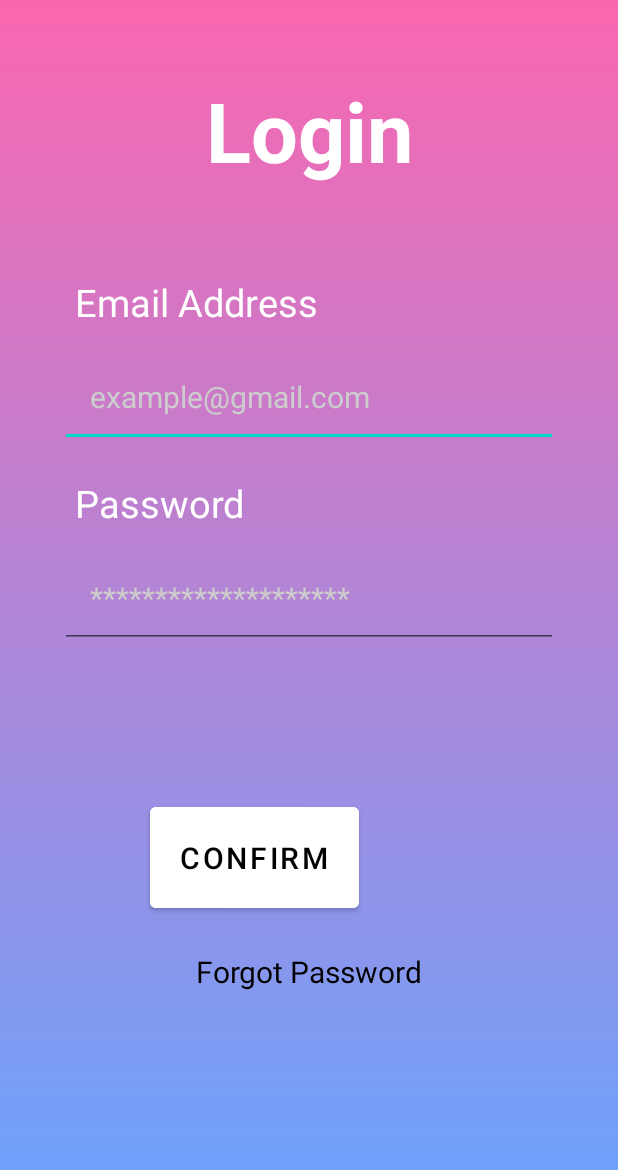
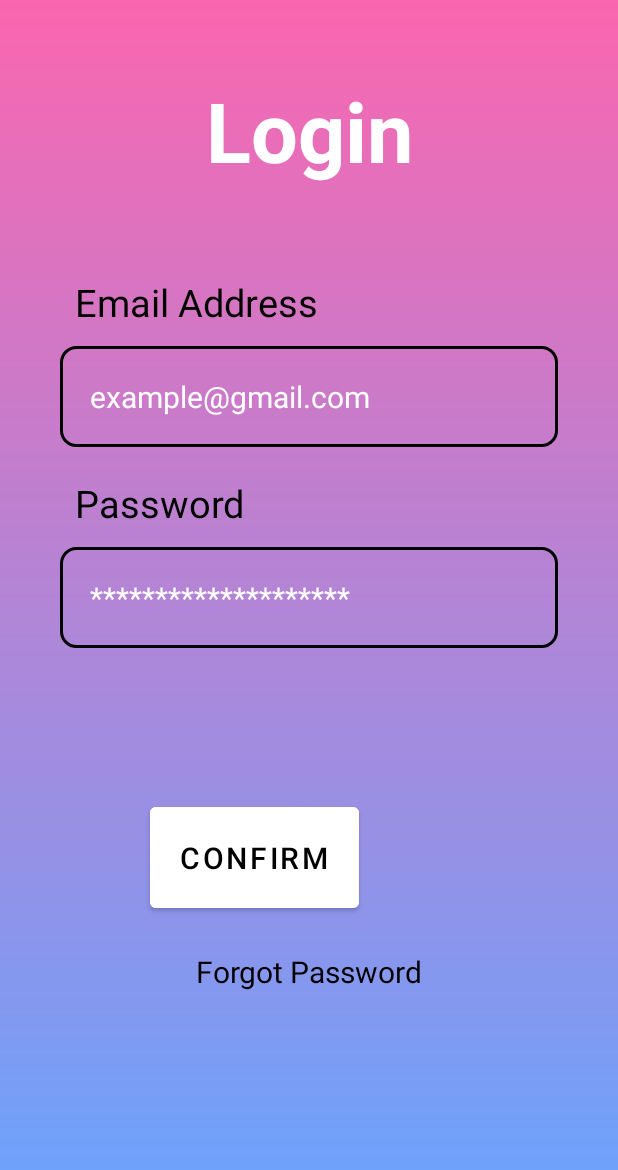
Before and after one commit to LucyZachos/The-Sustainable-Spoonful, an Android app: the LoginActivity screen opened directly, with no data from a screen before it, on a phone screen of 412 x 824 dp. Shown: the top 1170 px of the screen. Run offline under Robolectric (Android 15) with nearby library versions, the phone set to English and light mode, and no system bars.

Commit message:
Added border code from Lea to Login screen.

```diff
--- /dev/null
+++ b/SustainableSpoonfulApp/app/src/main/res/drawable/input_border.xml
@@ -0,0 +1,8 @@
+<?xml version="1.0" encoding="utf-8"?>
+<shape xmlns:android="http://schemas.android.com/apk/res/android">
+    <solid android:color="@android:color/transparent"/>
+    <stroke
+        android:width="2sp"
+        android:color="@color/black"/>
+    <corners android:radius="10sp"/>
+</shape>
--- a/SustainableSpoonfulApp/app/src/main/res/layout/activity_login.xml
+++ b/SustainableSpoonfulApp/app/src/main/res/layout/activity_login.xml
@@ -29,10 +29,11 @@
         android:layout_height="wrap_content"
         android:layout_below="@+id/login_heading"
         android:text="@string/login_email_address_label"
-        android:textColor="@color/white"
+        android:textColor="@color/black"
         android:textSize="25sp"
         android:padding="10sp"
-        android:layout_marginStart="40sp"/>
+        android:layout_marginStart="40sp"
+        />
 
     <!--Email Text Box-->
     <EditText
@@ -46,10 +47,11 @@
         android:layout_marginBottom="10sp"
         android:hint="@string/login_email_autofill_example"
         android:padding="20sp"
-        android:textColor="@color/white"
-        android:textColorHint="@color/lightGrey"
+        android:textColor="@color/black"
+        android:textColorHint="@color/white"
         android:textSize="20sp"
-        tools:ignore="Autofill,TextContrastCheck,TextFields" />
+        tools:ignore="Autofill,TextContrastCheck,TextFields"
+        android:background="@drawable/input_border"/>
 
     <!--Password Label-->
     <TextView
@@ -58,7 +60,7 @@
         android:layout_height="wrap_content"
         android:layout_below="@+id/login_email_address_text"
         android:text="@string/login_password_label"
-        android:textColor="@color/white"
+        android:textColor="@color/black"
         android:textSize="25sp"
         android:padding="10sp"
         android:layout_marginStart="40sp" />
@@ -75,10 +77,11 @@
         android:layout_marginBottom="10sp"
         android:hint="@string/login_password_autofill_example"
         android:padding="20sp"
-        android:textColor="@color/white"
-        android:textColorHint="@color/lightGrey"
+        android:textColor="@color/black"
+        android:textColorHint="@color/white"
         android:textSize="20sp"
-        tools:ignore="Autofill,TextContrastCheck,TextFields" />
+        tools:ignore="Autofill,TextContrastCheck,TextFields"
+        android:background="@drawable/input_border"/>
 
     <!--Confirm Button-->
     <Button
```
